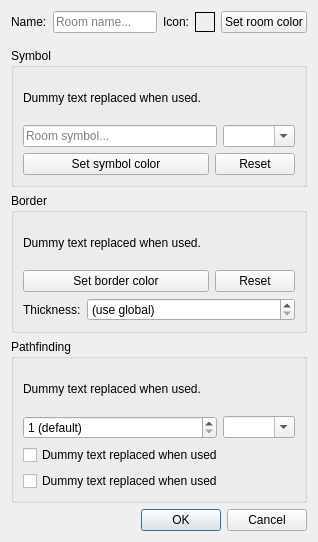
This is src/ui/room_properties.ui in Mudlet/Mudlet as Qt 5 draws it before an edit. The edited form follows.
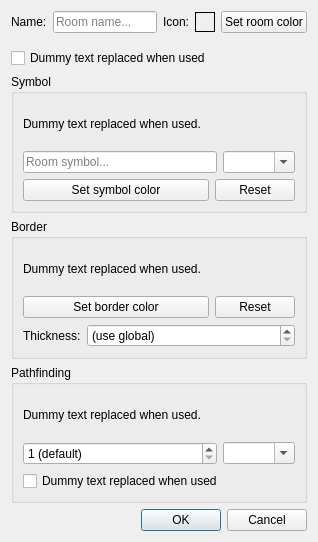
This is the edited form.

Commit message: Revise: respond to peer reviews

The edit to the form file:
```diff
--- a/src/ui/room_properties.ui
+++ b/src/ui/room_properties.ui
@@ -115,6 +115,19 @@
      </layout>
     </widget>
    </item>
+   <item>
+    <widget class="QCheckBox" name="checkBox_hidden">
+     <property name="sizePolicy">
+      <sizepolicy hsizetype="MinimumExpanding" vsizetype="Fixed">
+       <horstretch>0</horstretch>
+       <verstretch>0</verstretch>
+      </sizepolicy>
+     </property>
+     <property name="text">
+      <string notr="true">Dummy text replaced when used</string>
+     </property>
+    </widget>
+   </item>
    <item>
     <widget class="QGroupBox" name="groupBox_symbol">
      <property name="sizePolicy">
@@ -446,19 +459,6 @@
         </property>
        </widget>
       </item>
-      <item>
-       <widget class="QCheckBox" name="checkBox_hidden">
-        <property name="sizePolicy">
-         <sizepolicy hsizetype="MinimumExpanding" vsizetype="Fixed">
-          <horstretch>0</horstretch>
-          <verstretch>0</verstretch>
-         </sizepolicy>
-        </property>
-        <property name="text">
-         <string notr="true">Dummy text replaced when used</string>
-        </property>
-       </widget>
-      </item>
      </layout>
     </widget>
    </item>
```
Left out of the diff: 2 changed lines with no effect on the pictures. The commit also changes 1 other file.
